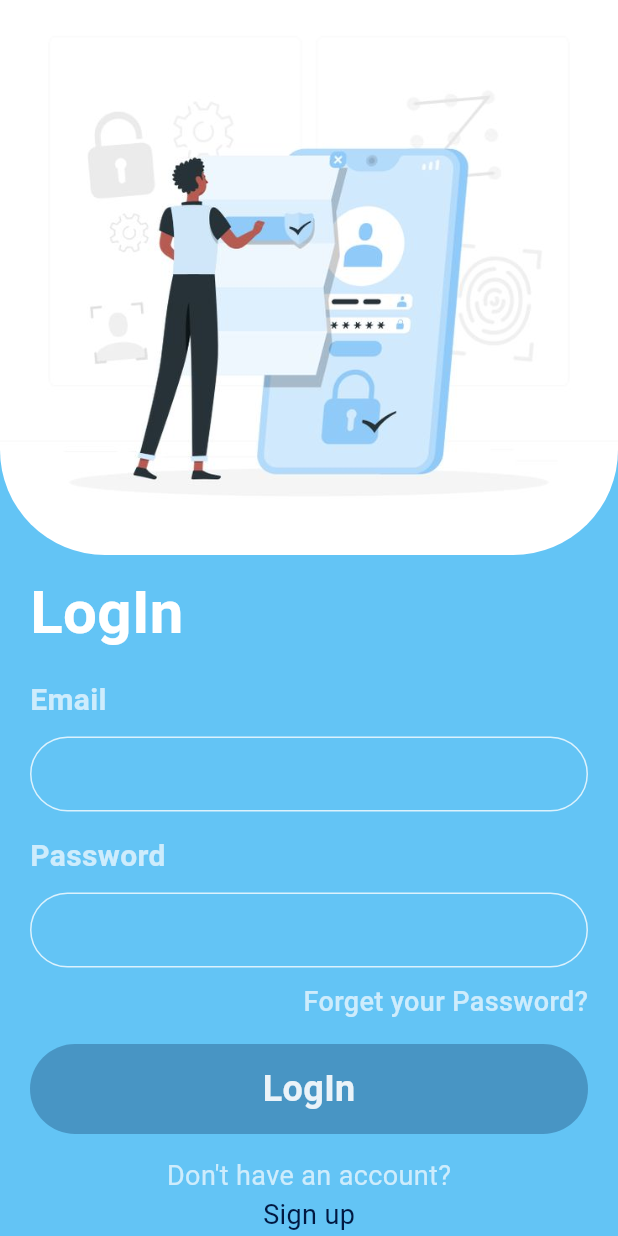
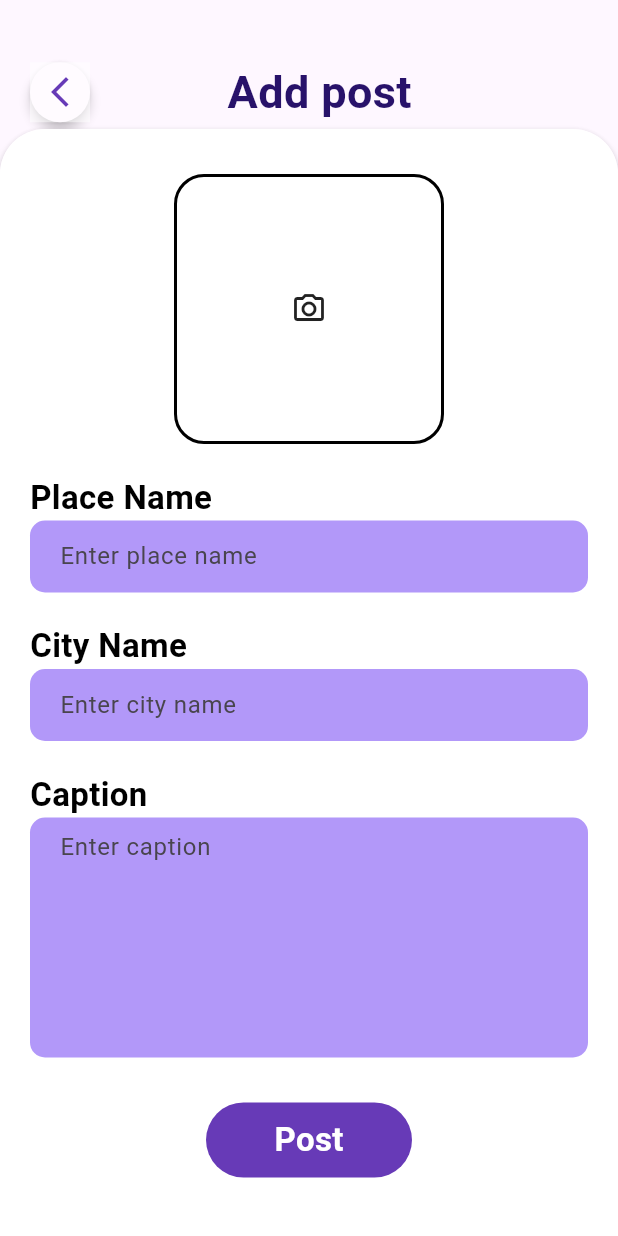
Before and after one commit to DimaJayyousi/Trava, a Flutter app: the screen it shows after launch, on a phone screen of 412 x 824 dp. Run offline on Flutter 3.47's test engine with Material 3 defaults, Android fonts, the phone set to English and light mode, and no system bars; our stand-ins replace cloud_firestore, firebase_auth, firebase_core, random_string, shared_preferences; accounts and stored records are empty.

Commit message:
the ui for the Add_post is done

```diff
--- /dev/null
+++ b/devtools_options.yaml
@@ -0,0 +1,3 @@
+description: This file stores settings for Dart & Flutter DevTools.
+documentation: https://docs.flutter.dev/tools/devtools/extensions#configure-extension-enablement-states
+extensions:
--- a/lib/main.dart
+++ b/lib/main.dart
@@ -4,6 +4,7 @@ import 'Pages/home.dart';
 import 'pages/top_places.dart';
 import 'pages/login.dart';
 import 'pages/signup.dart';
+import 'pages/add_page.dart';
 
 void main() async {
   WidgetsFlutterBinding.ensureInitialized();
@@ -38,7 +39,7 @@ class MyApp extends StatelessWidget {
         // tested with just a hot reload.
         colorScheme: ColorScheme.fromSeed(seedColor: Colors.deepPurple),
       ),
-      home: Login(), // >>>.... this where to direct see the page
+      home: AddPage(), // >>>.... this where to direct see the page
     );
   }
 }
--- /dev/null
+++ b/lib/pages/add_page.dart
@@ -0,0 +1,192 @@
+import 'package:cloud_firestore/cloud_firestore.dart';
+import 'package:flutter/material.dart';
+import 'package:travel_app/pages/home.dart';
+
+class AddPage extends StatefulWidget {
+  const AddPage({super.key});
+
+  @override
+  State<AddPage> createState() => _AddPageState();
+}
+
+class _AddPageState extends State<AddPage> {
+
+
+  @override
+  Widget build(BuildContext context) {
+    return Scaffold(
+      body: Container(
+        child: Column(
+          crossAxisAlignment: CrossAxisAlignment.start,
+          children: [
+            Padding(
+              padding: const EdgeInsets.only(left: 20.0, top: 40.0),
+              child: Row(
+                children: [
+                  GestureDetector(
+                    onTap: () => {
+                      Navigator.push(
+                        context,
+                        MaterialPageRoute(builder: (context) => Home()),
+                      ),
+                    },
+                    child: Material(
+                      elevation: 3.0,
+                      borderRadius: BorderRadius.circular(30),
+                      child: Container(
+                        padding: const EdgeInsets.all(8),
+                        decoration: BoxDecoration(color: Colors.white54),
+                        child: const Icon(
+                          Icons.arrow_back_ios_new_outlined,
+                          color: Colors.deepPurple,
+                        ),
+                      ),
+                    ),
+                  ),
+                  SizedBox(width: MediaQuery.of(context).size.width / 4.5),
+                  const Text(
+                    "Add post",
+                    style: TextStyle(
+                      color: Color(0xFF28126A),
+                      fontSize: 30.0,
+                      fontWeight: FontWeight.bold,
+                    ),
+                  ),
+                ],
+              ),
+            ),
+            const SizedBox(height: 3.0),
+            Expanded(
+              child: Material(
+                elevation: 3.0,
+                borderRadius: const BorderRadius.only(
+                  topLeft: Radius.circular(30),
+                  topRight: Radius.circular(30),
+                ),
+                child: Container(
+                  padding: const EdgeInsets.only(
+                    left: 20.0,
+                    right: 20.0,
+                    top: 30.0,
+                  ),
+                  decoration: const BoxDecoration(
+                    color: Colors.white,
+                    borderRadius: BorderRadius.only(
+                      topLeft: Radius.circular(30),
+                      topRight: Radius.circular(30),
+                    ),
+                  ),
+                  width: MediaQuery.of(context).size.width,
+                  child: Column(
+                    crossAxisAlignment: CrossAxisAlignment.start,
+                    children: [
+                      Center(
+                        child: Container(
+                          height: 180,
+                          width: 180,
+                          decoration: BoxDecoration(
+                            border: Border.all(color: Colors.black, width: 2.0),
+                            borderRadius: BorderRadius.circular(20),
+                          ),
+                          child: const Icon(Icons.camera_alt_outlined),
+                        ),
+                      ),
+                      SizedBox(height: 20.0),
+                      Text(
+                        "Place Name ",
+                        style: TextStyle(
+                          color: Colors.black,
+                          fontSize: 22.0,
+                          fontWeight: FontWeight.bold,
+                        ),
+                      ),
+                      Container(
+                        padding: EdgeInsets.only(left: 20.0),
+                        decoration: BoxDecoration(
+                          color: Color.fromARGB(255, 178, 152, 249),
+                          borderRadius: BorderRadius.circular(10),
+                        ),
+                        child: TextField(
+                          decoration: InputDecoration(
+                            border: InputBorder.none,
+                            hintText: "Enter place name ",
+                          ),
+                        ),
+                      ),
+                      SizedBox(height: 20.0),
+                      Text(
+                        "City Name",
+                        style: TextStyle(
+                          color: Colors.black,
+                          fontSize: 22.0,
+                          fontWeight: FontWeight.bold,
+                        ),
+                      ),
+                      Container(
+                        padding: EdgeInsets.only(left: 20.0),
+                        decoration: BoxDecoration(
+                          color: Color.fromARGB(255, 178, 152, 249),
+                          borderRadius: BorderRadius.circular(10),
+                        ),
+                        child: TextField(
+                          decoration: InputDecoration(
+                            border: InputBorder.none,
+                            hintText: "Enter city name ",
+                          ),
+                        ),
+                      ),
+                      SizedBox(height: 20.0),
+                      Text(
+                        "Caption ",
+                        style: TextStyle(
+                          color: Colors.black,
+                          fontSize: 22.0,
+                          fontWeight: FontWeight.bold,
+                        ),
+                      ),
+                      Container(
+                        padding: EdgeInsets.only(left: 20.0),
+                        decoration: BoxDecoration(
+                          color: Color.fromARGB(255, 178, 152, 249),
+                          borderRadius: BorderRadius.circular(10),
+                        ),
+                        child: TextField(
+                          maxLines: 6,
+                          decoration: InputDecoration(
+                            border: InputBorder.none,
+                            hintText: "Enter caption ",
+                          ),
+                        ),
+                      ),
+                      SizedBox(height:30.0),
+                      Center(
+                        child: Container(
+                          height: 50,
+                          width: MediaQuery.of(context).size.width / 3,
+                          decoration: BoxDecoration(
+                            color: Colors.deepPurple,
+                            borderRadius: BorderRadius.circular(30)
+                          ),
+                          child: Center(
+                            child: Text(
+                              "Post",
+                              style: TextStyle(
+                                color: Colors.white,
+                                fontSize: 22.0,
+                                fontWeight: FontWeight.bold,
+                              ),
+                            ),
+                          ),
+                        ),
+                      ),
+                    ],
+                  ),
+                ),
+              ),
+            ),
+          ],
+        ),
+      ),
+    );
+  }
+}
--- a/lib/pages/home.dart
+++ b/lib/pages/home.dart
@@ -1,4 +1,5 @@
 import 'package:flutter/material.dart';
+import 'package:travel_app/pages/add_page.dart';
 import 'package:travel_app/pages/top_places.dart';
 
 class Home extends StatefulWidget {
@@ -55,7 +56,16 @@ class _HomeState extends State<Home> {
                         ),
                       ),
                       Spacer(),
-                      Material(
+                      GestureDetector(
+                        onTap: () => {
+                          Navigator.push(
+                            context,
+                            MaterialPageRoute(
+                              builder: (context) => AddPage(),
+                            ),
+                          ),
+                        },
+                        child: Material(
                           elevation: 3.0,
                           borderRadius: BorderRadius.circular(10),
                           child: Container(
@@ -68,6 +78,7 @@ class _HomeState extends State<Home> {
                               Icons.add,
                               color: Colors.deepPurple,
                               size: 30.0,
+                            ),
                           ),
                         ),
                       ),
@@ -260,5 +271,3 @@ class _HomeState extends State<Home> {
     );
   }
 }
-
-// 41:39
--- a/lib/pages/login.dart
+++ b/lib/pages/login.dart
@@ -37,7 +37,6 @@ class _LoginState extends State<Login> {
         context,
         MaterialPageRoute(builder: (context) => const Home()),
       );
-
     } on FirebaseAuthException catch (e) {
       if (e.code == 'user-not-found') {
         ScaffoldMessenger.of(context).showSnackBar(
@@ -107,7 +106,6 @@ class _LoginState extends State<Login> {
             ),
             const SizedBox(height: 10.0),
             Container(
-
               margin: const EdgeInsets.only(left: 20.0, right: 20.0),
               decoration: BoxDecoration(
                 border: Border.all(
@@ -116,6 +114,8 @@ class _LoginState extends State<Login> {
                 borderRadius: BorderRadius.circular(30),
               ),
               child: TextField(
+                cursorColor: Colors.black,
+
                 controller: mailController,
                 onChanged: (value) {
                   setState(() {
@@ -150,6 +150,8 @@ class _LoginState extends State<Login> {
                 borderRadius: BorderRadius.circular(30),
               ),
               child: TextField(
+                cursorColor: Colors.black,
+
                 controller: passwordController,
                 obscureText: true,
                 onChanged: (value) {
@@ -182,12 +184,12 @@ class _LoginState extends State<Login> {
             ),
             const SizedBox(height: 15.0),
             GestureDetector(
-              onTap:(){
- if (mailController.text !="" && passwordController.text!=""){
+              onTap: () {
+                if (mailController.text != "" &&
+                    passwordController.text != "") {
                   setState(() {
-
-    email=mailController.text;
-    password=passwordController.text;
+                    email = mailController.text;
+                    password = passwordController.text;
                   });
                   userLogin();
                 }
```
Lines whose indentation alone changed are shown as unchanged.
